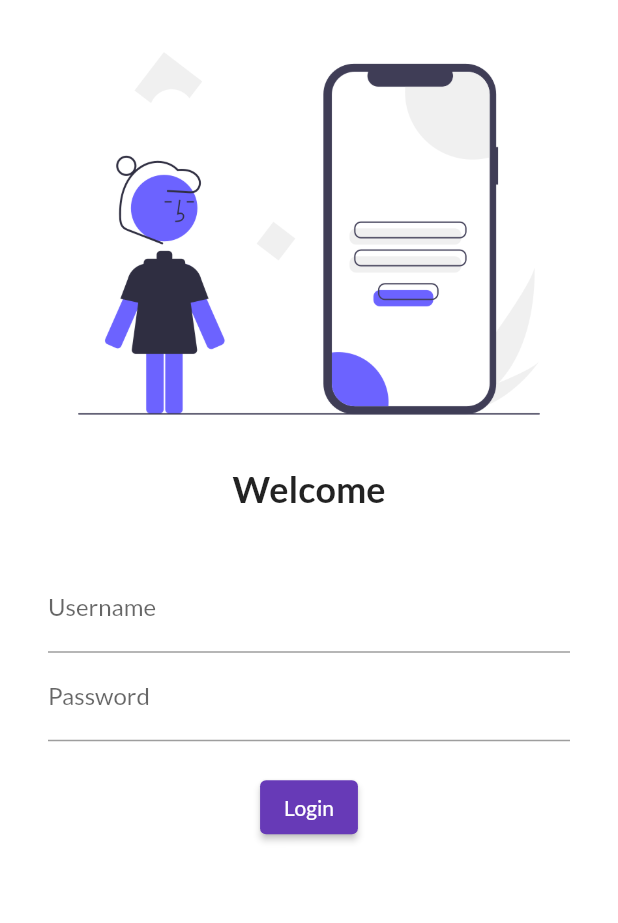
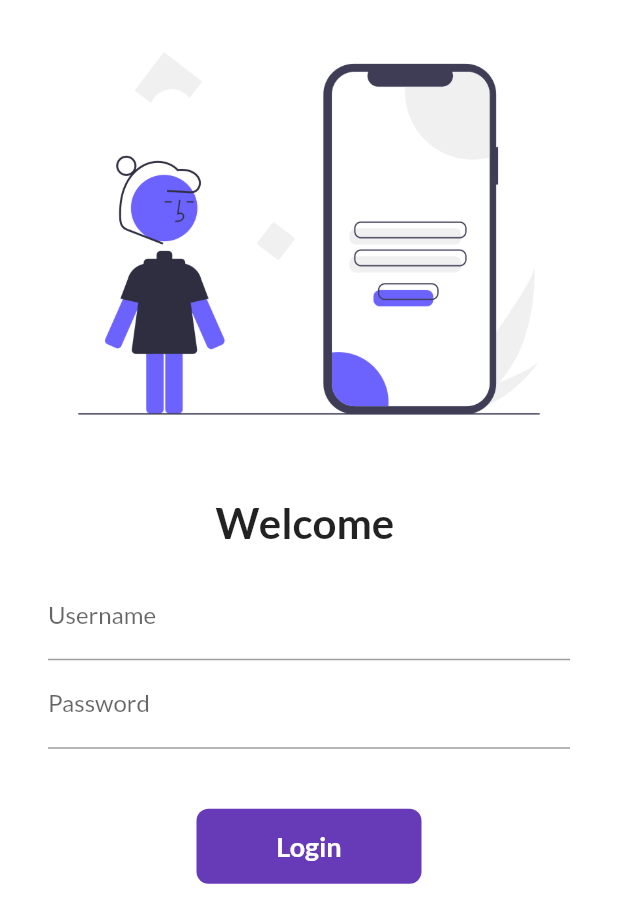
Before and after one commit to Amit80759/30daysofflutter, a Flutter app: the screen it shows after launch, on a phone screen of 412 x 824 dp. Shown: the top 923 px of the screen. Run offline on Flutter 3.47's test engine with Material 2 defaults, Android fonts, the phone set to English and light mode, and no system bars; our stand-ins replace google_fonts.

Commit message:
Day 6 completed

```diff
--- a/lib/Pages/login_page.dart
+++ b/lib/Pages/login_page.dart
@@ -1,31 +1,45 @@
 import 'package:flutter/material.dart';
+import 'package:flutter_application_1/utils/routes.dart';
 
-class LoginPage extends StatelessWidget {
+class LoginPage extends StatefulWidget {
+  @override
+  _LoginPageState createState() => _LoginPageState();
+}
+
+class _LoginPageState extends State<LoginPage> {
+  String name = "";
+  bool changeButtton = false;
+
   @override
   Widget build(BuildContext context) {
     return Material(
         color: Colors.white,
+        child: SingleChildScrollView(
           child: Column(
             children: [
               Image.asset(
                 "assets/images/login2.png",
                 fit: BoxFit.cover,
               ),
-            Text(
-              "Welcome",
-              style: TextStyle(fontSize: 24, fontWeight: FontWeight.bold),
-            ),
               SizedBox(
                 height: 20.0,
               ),
+              Text(
+                "Welcome $name",
+                style: TextStyle(fontSize: 28, fontWeight: FontWeight.bold),
+              ),
               Padding(
-              padding:
-                  const EdgeInsets.symmetric(vertical: 16.0, horizontal: 32.0),
+                padding: const EdgeInsets.symmetric(
+                    vertical: 16.0, horizontal: 32.0),
                 child: Column(
                   children: [
                     TextFormField(
                       decoration: InputDecoration(
                           hintText: "Enter Username", labelText: "Username"),
+                      onChanged: (value) {
+                        name = value;
+                        setState(() {});
+                      },
                     ),
                     TextFormField(
                       obscureText: true,
@@ -33,17 +47,51 @@ class LoginPage extends StatelessWidget {
                           hintText: "Enter Password", labelText: "Password"),
                     ),
                     SizedBox(
-                    height: 20.0,
+                      height: 40.0,
                     ),
-                  ElevatedButton(
-                    onPressed: () {},
-                    child: Text("Login"),
-                    style:TextButton.styleFrom()
+                    InkWell(
+                      onTap: () async {
+                        setState(() {
+                          changeButtton = true;
+                        });
+                        await Future.delayed(Duration(seconds: 1));
+                        Navigator.pushNamed(context, MyRoutes.homeRoute);
+                      },
+                      child: AnimatedContainer(
+                        duration: Duration(seconds: 1),
+                        width: changeButtton ? 50 : 150,
+                        height: 50,
+                        alignment: Alignment.center,
+                        child: changeButtton
+                            ? Icon(
+                                Icons.done,
+                                color: Colors.white,
                               )
+                            : Text(
+                                "Login",
+                                style: TextStyle(
+                                    color: Colors.white,
+                                    fontWeight: FontWeight.bold,
+                                    fontSize: 18),
+                              ),
+                        decoration: BoxDecoration(
+                            color: Colors.deepPurple,
+                            borderRadius:
+                                BorderRadius.circular(changeButtton ? 50 : 8)),
+                      ),
+                    ),
+
+                    // ElevatedButton(
+                    //     onPressed: () {
+                    //       Navigator.pushNamed(context, MyRoutes.homeRoute);
+                    //     },
+                    //     child: Text("Login"),
+                    //     style: TextButton.styleFrom(minimumSize: Size(150, 40)))
                   ],
                 ),
               )
             ],
+          ),
         ));
   }
 }
--- a/lib/main.dart
+++ b/lib/main.dart
@@ -1,5 +1,6 @@
 import 'package:flutter/material.dart';
 import 'package:flutter_application_1/Pages/home_page.dart';
+import 'package:flutter_application_1/utils/routes.dart';
 import 'package:google_fonts/google_fonts.dart';
 import 'Pages/login_page.dart';
 
@@ -19,8 +20,8 @@ class MyApp extends StatelessWidget {
       darkTheme: ThemeData(brightness: Brightness.dark),
       routes: {
         "/": (context) => LoginPage(),
-        "/home": (context) => HomePage(),
-        "/login": (context) => LoginPage()
+        MyRoutes.homeRoute: (context) => HomePage(),
+        MyRoutes.loginRoute: (context) => LoginPage()
       },
     );
   }
--- /dev/null
+++ b/lib/utils/routes.dart
@@ -0,0 +1,5 @@
+class MyRoutes {
+  static String loginRoute = "/login";
+  static String homeRoute = "/home";
+
+}
```
Lines whose indentation alone changed are shown as unchanged.
